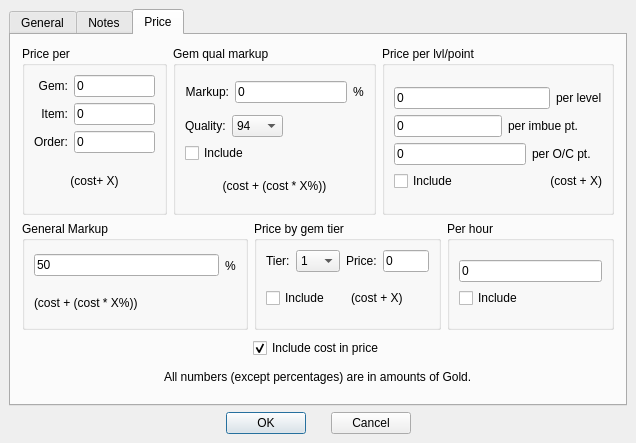
Above: Options.ui from tomkins/spellcraftcalc before the change. Below: the same form after it.
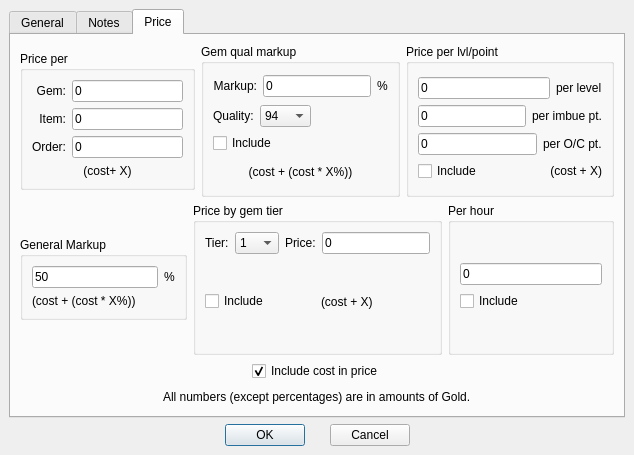
That is the form after the change. The open tabs and pages were chosen to show the change.

Commit message: Fix price tab layout

What changed in the file:
```diff
--- a/Options.ui
+++ b/Options.ui
@@ -8,8 +8,8 @@
    <rect>
     <x>0</x>
     <y>0</y>
-    <width>636</width>
-    <height>443</height>
+    <width>634</width>
+    <height>455</height>
    </rect>
   </property>
   <property name="windowTitle" >
@@ -200,131 +200,6 @@
         <attribute name="title" >
          <string>Price</string>
         </attribute>
-        <widget class="QWidget" name="" >
-         <property name="geometry" >
-          <rect>
-           <x>10</x>
-           <y>302</y>
-           <width>594</width>
-           <height>23</height>
-          </rect>
-         </property>
-         <layout class="QHBoxLayout" >
-          <property name="margin" >
-           <number>0</number>
-          </property>
-          <property name="spacing" >
-           <number>6</number>
-          </property>
-          <item>
-           <spacer>
-            <property name="orientation" >
-             <enum>Qt::Horizontal</enum>
-            </property>
-            <property name="sizeHint" >
-             <size>
-              <width>40</width>
-              <height>20</height>
-             </size>
-            </property>
-           </spacer>
-          </item>
-          <item>
-           <widget class="QCheckBox" name="CostInPrice" >
-            <property name="text" >
-             <string>Include cost in price</string>
-            </property>
-            <property name="checked" >
-             <bool>true</bool>
-            </property>
-           </widget>
-          </item>
-          <item>
-           <spacer>
-            <property name="orientation" >
-             <enum>Qt::Horizontal</enum>
-            </property>
-            <property name="sizeHint" >
-             <size>
-              <width>40</width>
-              <height>20</height>
-             </size>
-            </property>
-           </spacer>
-          </item>
-         </layout>
-        </widget>
-        <widget class="QWidget" name="" >
-         <property name="geometry" >
-          <rect>
-           <x>10</x>
-           <y>331</y>
-           <width>594</width>
-           <height>22</height>
-          </rect>
-         </property>
-         <layout class="QHBoxLayout" >
-          <property name="margin" >
-           <number>0</number>
-          </property>
-          <property name="spacing" >
-           <number>6</number>
-          </property>
-          <item>
-           <spacer>
-            <property name="orientation" >
-             <enum>Qt::Horizontal</enum>
-            </property>
-            <property name="sizeHint" >
-             <size>
-              <width>40</width>
-              <height>20</height>
-             </size>
-            </property>
-           </spacer>
-          </item>
-          <item>
-           <widget class="QLabel" name="TextLabel2_4" >
-            <property name="sizePolicy" >
-             <sizepolicy>
-              <hsizetype>5</hsizetype>
-              <vsizetype>4</vsizetype>
-              <horstretch>0</horstretch>
-              <verstretch>0</verstretch>
-             </sizepolicy>
-            </property>
-            <property name="text" >
-             <string>All numbers (except percentages) are in amounts of Gold.</string>
-            </property>
-           </widget>
-          </item>
-          <item>
-           <spacer>
-            <property name="orientation" >
-             <enum>Qt::Horizontal</enum>
-            </property>
-            <property name="sizeHint" >
-             <size>
-              <width>40</width>
-              <height>20</height>
-             </size>
-            </property>
-           </spacer>
-          </item>
-         </layout>
-        </widget>
-        <widget class="QGroupBox" name="GroupBox4" >
-         <property name="geometry" >
-          <rect>
-           <x>11</x>
-           <y>186</y>
-           <width>226</width>
-           <height>109</height>
-          </rect>
-         </property>
-         <property name="title" >
-          <string>General Markup</string>
-         </property>
          <layout class="QVBoxLayout" >
           <property name="margin" >
            <number>9</number>
@@ -349,225 +224,14 @@
                <number>6</number>
               </property>
               <item>
-               <widget class="QLineEdit" name="GenMarkup" >
-                <property name="text" >
-                 <string>50</string>
-                </property>
-               </widget>
-              </item>
-              <item>
-               <widget class="QLabel" name="TextLabel11" >
-                <property name="text" >
-                 <string>%</string>
-                </property>
-               </widget>
-              </item>
-             </layout>
-            </item>
-            <item>
-             <widget class="QLabel" name="TextLabel12" >
-              <property name="text" >
-               <string>(cost + (cost * X%))</string>
-              </property>
-             </widget>
-            </item>
-           </layout>
-          </item>
-         </layout>
-        </widget>
-        <widget class="QGroupBox" name="GroupBox5" >
-         <property name="geometry" >
-          <rect>
-           <x>243</x>
-           <y>186</y>
-           <width>187</width>
-           <height>109</height>
-          </rect>
-         </property>
-         <property name="title" >
-          <string>Price by gem tier</string>
-         </property>
-         <layout class="QVBoxLayout" >
-          <property name="margin" >
-           <number>9</number>
-          </property>
-          <property name="spacing" >
-           <number>6</number>
-          </property>
-          <item>
-           <layout class="QVBoxLayout" >
-            <property name="margin" >
-             <number>0</number>
-            </property>
-            <property name="spacing" >
-             <number>6</number>
-            </property>
-            <item>
-             <layout class="QHBoxLayout" >
-              <property name="margin" >
-               <number>0</number>
-              </property>
-              <property name="spacing" >
-               <number>6</number>
-              </property>
-              <item>
-               <widget class="QLabel" name="TextLabel13" >
-                <property name="text" >
-                 <string>Tier:</string>
-                </property>
-               </widget>
-              </item>
-              <item>
-               <widget class="QComboBox" name="Tier" >
-                <item>
-                 <property name="text" >
-                  <string>1</string>
-                 </property>
-                </item>
-                <item>
-                 <property name="text" >
-                  <string>2</string>
-                 </property>
-                </item>
-                <item>
-                 <property name="text" >
-                  <string>3</string>
-                 </property>
-                </item>
-                <item>
-                 <property name="text" >
-                  <string>4</string>
-                 </property>
-                </item>
-                <item>
-                 <property name="text" >
-                  <string>5</string>
-                 </property>
-                </item>
-                <item>
-                 <property name="text" >
-                  <string>6</string>
-                 </property>
-                </item>
-                <item>
-                 <property name="text" >
-                  <string>7</string>
-                 </property>
-                </item>
-                <item>
-                 <property name="text" >
-                  <string>8</string>
-                 </property>
-                </item>
-                <item>
-                 <property name="text" >
-                  <string>9</string>
-                 </property>
-                </item>
-                <item>
-                 <property name="text" >
-                  <string>10</string>
-                 </property>
-                </item>
-               </widget>
-              </item>
-              <item>
-               <widget class="QLabel" name="TextLabel14" >
-                <property name="text" >
-                 <string>Price:</string>
-                </property>
-               </widget>
-              </item>
-              <item>
-               <widget class="QLineEdit" name="TierPrice" >
-                <property name="text" >
-                 <string>0</string>
-                </property>
-               </widget>
-              </item>
-             </layout>
-            </item>
-            <item>
-             <layout class="QHBoxLayout" >
-              <property name="margin" >
-               <number>0</number>
-              </property>
-              <property name="spacing" >
-               <number>6</number>
-              </property>
-              <item>
-               <widget class="QCheckBox" name="TierInclude" >
-                <property name="text" >
-                 <string>Include</string>
-                </property>
-               </widget>
-              </item>
-              <item>
-               <widget class="QLabel" name="TextLabel15" >
-                <property name="text" >
-                 <string>(cost + X)</string>
-                </property>
-               </widget>
-              </item>
-             </layout>
-            </item>
-           </layout>
-          </item>
-         </layout>
-        </widget>
-        <widget class="QGroupBox" name="GroupBox6" >
-         <property name="geometry" >
-          <rect>
-           <x>436</x>
-           <y>186</y>
-           <width>167</width>
-           <height>109</height>
-          </rect>
-         </property>
-         <property name="title" >
-          <string>Per hour</string>
-         </property>
-         <layout class="QVBoxLayout" >
-          <property name="margin" >
-           <number>9</number>
-          </property>
-          <property name="spacing" >
-           <number>6</number>
-          </property>
-          <item>
-           <layout class="QVBoxLayout" >
-            <property name="margin" >
-             <number>0</number>
-            </property>
-            <property name="spacing" >
-             <number>6</number>
-            </property>
-            <item>
-             <widget class="QLineEdit" name="HourPrice" >
-              <property name="text" >
-               <string>0</string>
-              </property>
-             </widget>
-            </item>
-            <item>
-             <widget class="QCheckBox" name="HourInclude" >
-              <property name="text" >
-               <string>Include</string>
-              </property>
-             </widget>
-            </item>
-           </layout>
-          </item>
-         </layout>
-        </widget>
         <widget class="QGroupBox" name="GroupBox1" >
-         <property name="geometry" >
-          <rect>
-           <x>11</x>
-           <y>11</y>
-           <width>145</width>
-           <height>169</height>
-          </rect>
+               <property name="sizePolicy" >
+                <sizepolicy>
+                 <hsizetype>5</hsizetype>
+                 <vsizetype>4</vsizetype>
+                 <horstretch>0</horstretch>
+                 <verstretch>0</verstretch>
+                </sizepolicy>
          </property>
          <property name="title" >
           <string>Price per</string>
@@ -662,15 +326,9 @@
           </item>
          </layout>
         </widget>
+             </item>
+             <item>
         <widget class="QGroupBox" name="GroupBox2" >
-         <property name="geometry" >
-          <rect>
-           <x>162</x>
-           <y>11</y>
-           <width>203</width>
-           <height>169</height>
-          </rect>
-         </property>
          <property name="title" >
           <string>Gem qual markup</string>
          </property>
@@ -819,15 +477,9 @@
           </item>
          </layout>
         </widget>
+             </item>
+             <item>
         <widget class="QGroupBox" name="GroupBox3" >
-         <property name="geometry" >
-          <rect>
-           <x>371</x>
-           <y>11</y>
-           <width>232</width>
-           <height>169</height>
-          </rect>
-         </property>
          <property name="title" >
           <string>Price per lvl/point</string>
          </property>
@@ -909,6 +561,372 @@
           </item>
          </layout>
         </widget>
+             </item>
+            </layout>
+           </item>
+           <item>
+            <layout class="QHBoxLayout" >
+             <property name="margin" >
+              <number>0</number>
+             </property>
+             <property name="spacing" >
+              <number>6</number>
+             </property>
+             <item>
+              <widget class="QGroupBox" name="GroupBox4" >
+               <property name="sizePolicy" >
+                <sizepolicy>
+                 <hsizetype>5</hsizetype>
+                 <vsizetype>4</vsizetype>
+                 <horstretch>0</horstretch>
+                 <verstretch>0</verstretch>
+                </sizepolicy>
+               </property>
+               <property name="title" >
+                <string>General Markup</string>
+               </property>
+               <layout class="QVBoxLayout" >
+                <property name="margin" >
+                 <number>9</number>
+                </property>
+                <property name="spacing" >
+                 <number>6</number>
+                </property>
+                <item>
+                 <layout class="QVBoxLayout" >
+                  <property name="margin" >
+                   <number>0</number>
+                  </property>
+                  <property name="spacing" >
+                   <number>6</number>
+                  </property>
+                  <item>
+                   <layout class="QHBoxLayout" >
+                    <property name="margin" >
+                     <number>0</number>
+                    </property>
+                    <property name="spacing" >
+                     <number>6</number>
+                    </property>
+                    <item>
+                     <widget class="QLineEdit" name="GenMarkup" >
+                      <property name="text" >
+                       <string>50</string>
+                      </property>
+                     </widget>
+                    </item>
+                    <item>
+                     <widget class="QLabel" name="TextLabel11" >
+                      <property name="text" >
+                       <string>%</string>
+                      </property>
+                     </widget>
+                    </item>
+                   </layout>
+                  </item>
+                  <item>
+                   <widget class="QLabel" name="TextLabel12" >
+                    <property name="text" >
+                     <string>(cost + (cost * X%))</string>
+                    </property>
+                   </widget>
+                  </item>
+                 </layout>
+                </item>
+               </layout>
+              </widget>
+             </item>
+             <item>
+              <widget class="QGroupBox" name="GroupBox5" >
+               <property name="title" >
+                <string>Price by gem tier</string>
+               </property>
+               <layout class="QVBoxLayout" >
+                <property name="margin" >
+                 <number>9</number>
+                </property>
+                <property name="spacing" >
+                 <number>6</number>
+                </property>
+                <item>
+                 <layout class="QVBoxLayout" >
+                  <property name="margin" >
+                   <number>0</number>
+                  </property>
+                  <property name="spacing" >
+                   <number>6</number>
+                  </property>
+                  <item>
+                   <layout class="QHBoxLayout" >
+                    <property name="margin" >
+                     <number>0</number>
+                    </property>
+                    <property name="spacing" >
+                     <number>6</number>
+                    </property>
+                    <item>
+                     <widget class="QLabel" name="TextLabel13" >
+                      <property name="text" >
+                       <string>Tier:</string>
+                      </property>
+                     </widget>
+                    </item>
+                    <item>
+                     <widget class="QComboBox" name="Tier" >
+                      <property name="sizePolicy" >
+                       <sizepolicy>
+                        <hsizetype>0</hsizetype>
+                        <vsizetype>0</vsizetype>
+                        <horstretch>0</horstretch>
+                        <verstretch>0</verstretch>
+                       </sizepolicy>
+                      </property>
+                      <item>
+                       <property name="text" >
+                        <string>1</string>
+                       </property>
+                      </item>
+                      <item>
+                       <property name="text" >
+                        <string>2</string>
+                       </property>
+                      </item>
+                      <item>
+                       <property name="text" >
+                        <string>3</string>
+                       </property>
+                      </item>
+                      <item>
+                       <property name="text" >
+                        <string>4</string>
+                       </property>
+                      </item>
+                      <item>
+                       <property name="text" >
+                        <string>5</string>
+                       </property>
+                      </item>
+                      <item>
+                       <property name="text" >
+                        <string>6</string>
+                       </property>
+                      </item>
+                      <item>
+                       <property name="text" >
+                        <string>7</string>
+                       </property>
+                      </item>
+                      <item>
+                       <property name="text" >
+                        <string>8</string>
+                       </property>
+                      </item>
+                      <item>
+                       <property name="text" >
+                        <string>9</string>
+                       </property>
+                      </item>
+                      <item>
+                       <property name="text" >
+                        <string>10</string>
+                       </property>
+                      </item>
+                     </widget>
+                    </item>
+                    <item>
+                     <widget class="QLabel" name="TextLabel14" >
+                      <property name="text" >
+                       <string>Price:</string>
+                      </property>
+                     </widget>
+                    </item>
+                    <item>
+                     <widget class="QLineEdit" name="TierPrice" >
+                      <property name="sizePolicy" >
+                       <sizepolicy>
+                        <hsizetype>7</hsizetype>
+                        <vsizetype>0</vsizetype>
+                        <horstretch>1</horstretch>
+                        <verstretch>0</verstretch>
+                       </sizepolicy>
+                      </property>
+                      <property name="text" >
+                       <string>0</string>
+                      </property>
+                     </widget>
+                    </item>
+                   </layout>
+                  </item>
+                  <item>
+                   <layout class="QHBoxLayout" >
+                    <property name="margin" >
+                     <number>0</number>
+                    </property>
+                    <property name="spacing" >
+                     <number>6</number>
+                    </property>
+                    <item>
+                     <widget class="QCheckBox" name="TierInclude" >
+                      <property name="text" >
+                       <string>Include</string>
+                      </property>
+                     </widget>
+                    </item>
+                    <item>
+                     <widget class="QLabel" name="TextLabel15" >
+                      <property name="text" >
+                       <string>(cost + X)</string>
+                      </property>
+                     </widget>
+                    </item>
+                   </layout>
+                  </item>
+                 </layout>
+                </item>
+               </layout>
+              </widget>
+             </item>
+             <item>
+              <widget class="QGroupBox" name="GroupBox6" >
+               <property name="title" >
+                <string>Per hour</string>
+               </property>
+               <layout class="QVBoxLayout" >
+                <property name="margin" >
+                 <number>9</number>
+                </property>
+                <property name="spacing" >
+                 <number>6</number>
+                </property>
+                <item>
+                 <layout class="QVBoxLayout" >
+                  <property name="margin" >
+                   <number>0</number>
+                  </property>
+                  <property name="spacing" >
+                   <number>6</number>
+                  </property>
+                  <item>
+                   <widget class="QLineEdit" name="HourPrice" >
+                    <property name="text" >
+                     <string>0</string>
+                    </property>
+                   </widget>
+                  </item>
+                  <item>
+                   <widget class="QCheckBox" name="HourInclude" >
+                    <property name="text" >
+                     <string>Include</string>
+                    </property>
+                   </widget>
+                  </item>
+                 </layout>
+                </item>
+               </layout>
+              </widget>
+             </item>
+            </layout>
+           </item>
+           <item>
+            <layout class="QHBoxLayout" >
+             <property name="margin" >
+              <number>0</number>
+             </property>
+             <property name="spacing" >
+              <number>6</number>
+             </property>
+             <item>
+              <spacer>
+               <property name="orientation" >
+                <enum>Qt::Horizontal</enum>
+               </property>
+               <property name="sizeHint" >
+                <size>
+                 <width>40</width>
+                 <height>20</height>
+                </size>
+               </property>
+              </spacer>
+             </item>
+             <item>
+              <widget class="QCheckBox" name="CostInPrice" >
+               <property name="text" >
+                <string>Include cost in price</string>
+               </property>
+               <property name="checked" >
+                <bool>true</bool>
+               </property>
+              </widget>
+             </item>
+             <item>
+              <spacer>
+               <property name="orientation" >
+                <enum>Qt::Horizontal</enum>
+               </property>
+               <property name="sizeHint" >
+                <size>
+                 <width>40</width>
+                 <height>20</height>
+                </size>
+               </property>
+              </spacer>
+             </item>
+            </layout>
+           </item>
+           <item>
+            <layout class="QHBoxLayout" >
+             <property name="margin" >
+              <number>0</number>
+             </property>
+             <property name="spacing" >
+              <number>6</number>
+             </property>
+             <item>
+              <spacer>
+               <property name="orientation" >
+                <enum>Qt::Horizontal</enum>
+               </property>
+               <property name="sizeHint" >
+                <size>
+                 <width>40</width>
+                 <height>20</height>
+                </size>
+               </property>
+              </spacer>
+             </item>
+             <item>
+              <widget class="QLabel" name="TextLabel2_4" >
+               <property name="sizePolicy" >
+                <sizepolicy>
+                 <hsizetype>5</hsizetype>
+                 <vsizetype>4</vsizetype>
+                 <horstretch>0</horstretch>
+                 <verstretch>0</verstretch>
+                </sizepolicy>
+               </property>
+               <property name="text" >
+                <string>All numbers (except percentages) are in amounts of Gold.</string>
+               </property>
+              </widget>
+             </item>
+             <item>
+              <spacer>
+               <property name="orientation" >
+                <enum>Qt::Horizontal</enum>
+               </property>
+               <property name="sizeHint" >
+                <size>
+                 <width>40</width>
+                 <height>20</height>
+                </size>
+               </property>
+              </spacer>
+             </item>
+            </layout>
+           </item>
+          </layout>
+         </item>
+        </layout>
        </widget>
       </widget>
      </item>
```
Left out of the diff: 35 changed lines with no effect on the pictures. Lines whose indentation alone changed are shown as unchanged. The commit also changes 1 other file.
